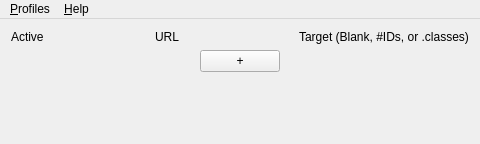
This is src/mainwindow.ui in dGrowl/SiteDeltaMonitor as Qt 5 draws it before an edit. The edited form follows.
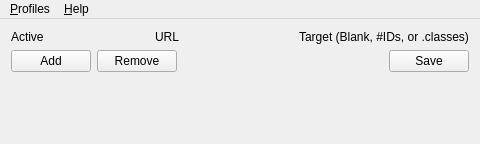
This is the edited form.

Commit message: Minor UI improvements: Moved add row button, added remove row and save buttons. Added default profile to menu.

What changed in the file:
```diff
--- a/src/mainwindow.ui
+++ b/src/mainwindow.ui
@@ -66,19 +66,6 @@
     </item>
     <item>
      <layout class="QHBoxLayout" name="layout_Trailing_H">
-      <item>
-       <spacer name="spacer_Left_H">
-        <property name="orientation">
-         <enum>Qt::Horizontal</enum>
-        </property>
-        <property name="sizeHint" stdset="0">
-         <size>
-          <width>40</width>
-          <height>20</height>
-         </size>
-        </property>
-       </spacer>
-      </item>
       <item>
        <widget class="QPushButton" name="button_AddRow">
         <property name="sizePolicy">
@@ -94,7 +81,14 @@
          </size>
         </property>
         <property name="text">
-         <string>+</string>
+         <string>Add</string>
+        </property>
+       </widget>
+      </item>
+      <item>
+       <widget class="QPushButton" name="pushButton">
+        <property name="text">
+         <string>Remove</string>
         </property>
        </widget>
       </item>
@@ -111,6 +105,13 @@
         </property>
        </spacer>
       </item>
+      <item>
+       <widget class="QPushButton" name="pushButton_2">
+        <property name="text">
+         <string>Save</string>
+        </property>
+       </widget>
+      </item>
      </layout>
     </item>
     <item>
```
Left out of the diff: 18 changed lines with no effect on the pictures.
